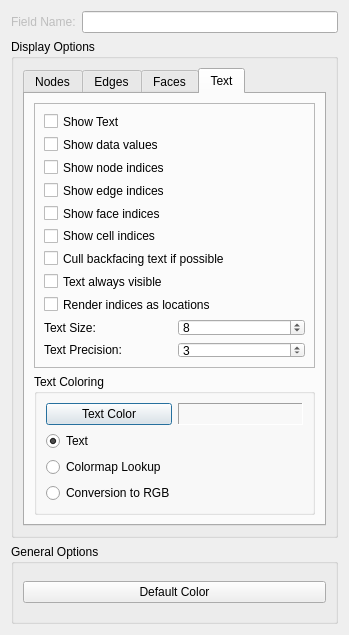
Old version of the form src/Interface/Modules/Visualization/ShowField.ui in the repository SCIInstitute/SCIRun.
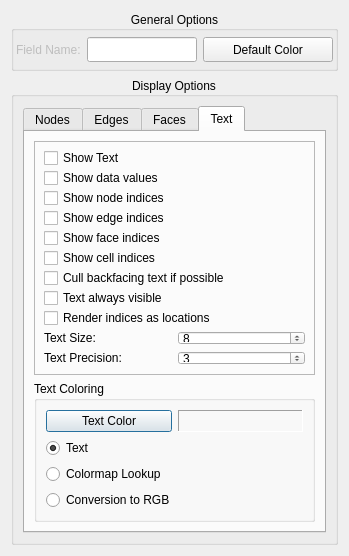
New version of the form. The open tabs and pages were chosen to show the change.

Commit message: Revamped ShowField UI

Diff of the .ui file:
```diff
--- a/src/Interface/Modules/Visualization/ShowField.ui
+++ b/src/Interface/Modules/Visualization/ShowField.ui
@@ -7,41 +7,20 @@
     <x>0</x>
     <y>0</y>
     <width>349</width>
-    <height>635</height>
+    <height>556</height>
    </rect>
   </property>
   <property name="minimumSize">
    <size>
     <width>349</width>
-    <height>635</height>
+    <height>500</height>
    </size>
   </property>
   <property name="windowTitle">
    <string>Dialog</string>
   </property>
   <layout class="QGridLayout" name="gridLayout_2">
-   <item row="0" column="0">
-    <layout class="QHBoxLayout" name="horizontalLayout">
-     <item>
-      <widget class="QLabel" name="label">
-       <property name="enabled">
-        <bool>false</bool>
-       </property>
-       <property name="text">
-        <string>Field Name:</string>
-       </property>
-      </widget>
-     </item>
-     <item>
-      <widget class="QLineEdit" name="fieldNameLineEdit_">
-       <property name="enabled">
-        <bool>true</bool>
-       </property>
-      </widget>
-     </item>
-    </layout>
-   </item>
-   <item row="1" column="0">
+   <item row="2" column="0">
     <widget class="QGroupBox" name="groupBox">
      <property name="minimumSize">
       <size>
@@ -52,6 +31,9 @@
      <property name="title">
       <string>Display Options</string>
      </property>
+     <property name="alignment">
+      <set>Qt::AlignCenter</set>
+     </property>
      <layout class="QGridLayout" name="gridLayout">
       <item row="0" column="0">
        <widget class="QTabWidget" name="displayOptionsTabs_">
@@ -64,6 +46,9 @@
         <property name="styleSheet">
          <string notr="true"/>
         </property>
+        <property name="tabPosition">
+         <enum>QTabWidget::North</enum>
+        </property>
         <property name="currentIndex">
          <number>2</number>
         </property>
@@ -876,19 +861,6 @@
             </layout>
            </widget>
           </item>
-          <item>
-           <spacer name="verticalSpacer_3">
-            <property name="orientation">
-             <enum>Qt::Vertical</enum>
-            </property>
-            <property name="sizeHint" stdset="0">
-             <size>
-              <width>20</width>
-              <height>40</height>
-             </size>
-            </property>
-           </spacer>
-          </item>
          </layout>
         </widget>
        </widget>
@@ -896,23 +868,70 @@
      </layout>
     </widget>
    </item>
-   <item row="2" column="0">
+   <item row="0" column="0" rowspan="2">
     <widget class="QGroupBox" name="groupBox_2">
      <property name="minimumSize">
       <size>
        <width>0</width>
-       <height>80</height>
+       <height>60</height>
       </size>
      </property>
      <property name="title">
       <string>General Options</string>
      </property>
-     <layout class="QGridLayout" name="gridLayout_3">
-      <item row="0" column="0">
+     <property name="alignment">
+      <set>Qt::AlignCenter</set>
+     </property>
+     <property name="flat">
+      <bool>false</bool>
+     </property>
+     <layout class="QHBoxLayout" name="horizontalLayout">
+      <property name="spacing">
+       <number>-1</number>
+      </property>
+      <property name="margin">
+       <number>2</number>
+      </property>
+      <item>
+       <widget class="QLabel" name="label">
+        <property name="enabled">
+         <bool>false</bool>
+        </property>
+        <property name="minimumSize">
+         <size>
+          <width>0</width>
+          <height>25</height>
+         </size>
+        </property>
+        <property name="text">
+         <string>Field Name:</string>
+        </property>
+       </widget>
+      </item>
+      <item>
+       <widget class="QLineEdit" name="fieldNameLineEdit_">
+        <property name="enabled">
+         <bool>true</bool>
+        </property>
+        <property name="minimumSize">
+         <size>
+          <width>0</width>
+          <height>25</height>
+         </size>
+        </property>
+       </widget>
+      </item>
+      <item>
        <widget class="QPushButton" name="defaultMeshColorButton_">
         <property name="enabled">
          <bool>true</bool>
         </property>
+        <property name="minimumSize">
+         <size>
+          <width>130</width>
+          <height>25</height>
+         </size>
+        </property>
         <property name="text">
          <string>Default Color</string>
         </property>
```
Left out of the diff: 2 changed lines with no effect on the pictures. The commit also changes 1 other file.
